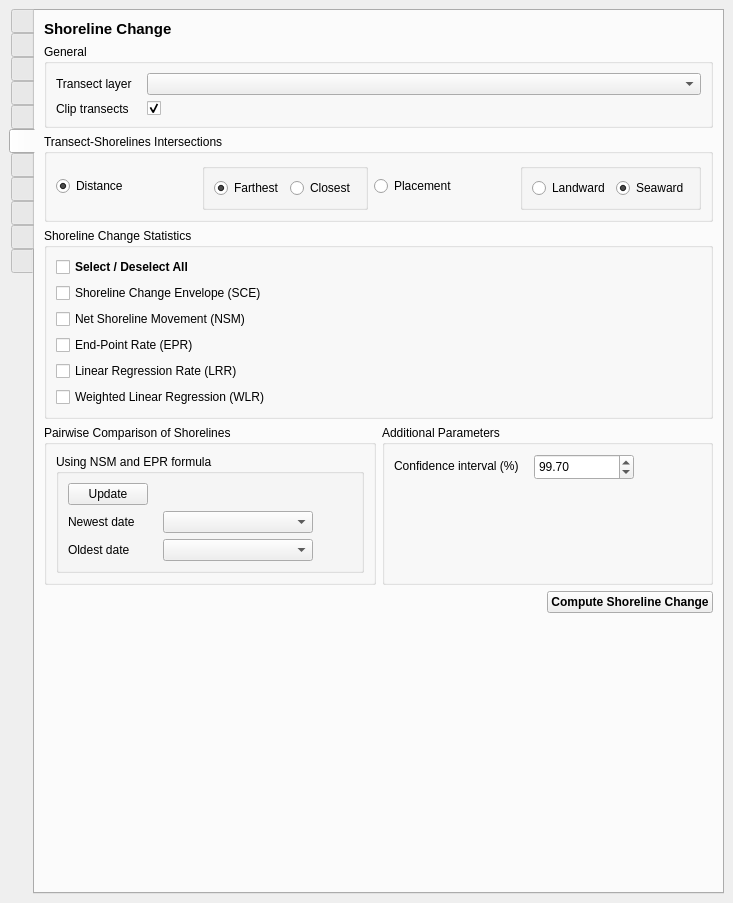
Above: qscat/qscat_dockwidget_base.ui from qscat/qscat before the change. Below: the same form after it.
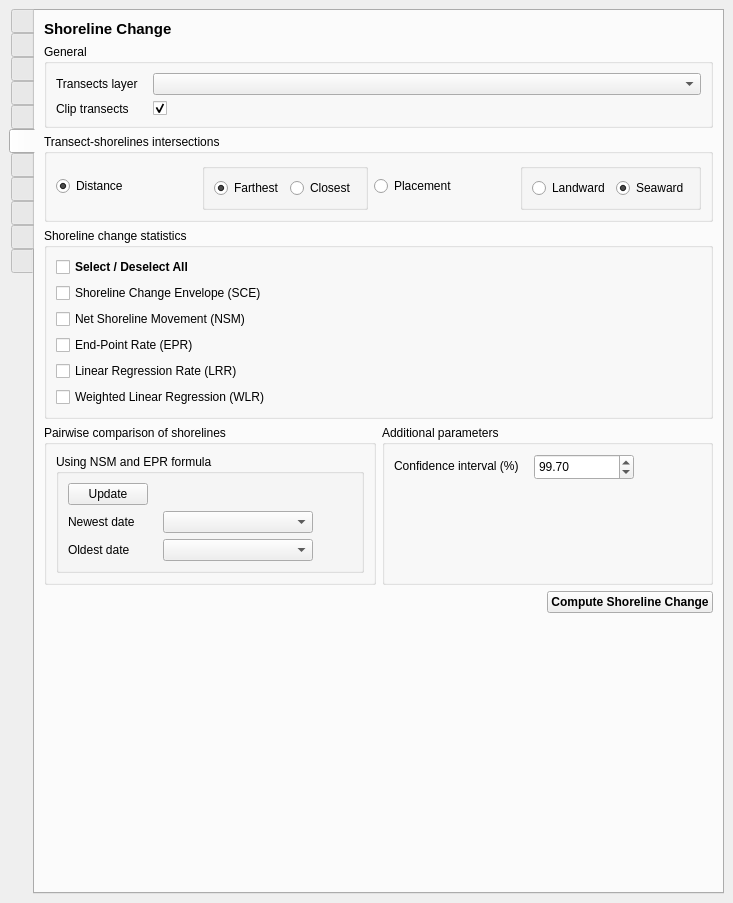
That is the form after the change. The open tabs and pages were chosen to show the change. Icons and pictures are not drawn. Custom widgets are drawn as their Qt base class.

Commit message: refactor(ui): make label consistent in casing

```diff
--- a/qscat/qscat_dockwidget_base.ui
+++ b/qscat/qscat_dockwidget_base.ui
@@ -1386,7 +1386,7 @@
            <item row="0" column="0">
             <widget class="QLabel" name="label_17">
              <property name="text">
-              <string>Transect layer</string>
+              <string>Transects layer</string>
              </property>
             </widget>
            </item>
@@ -1429,7 +1429,7 @@
            </sizepolicy>
           </property>
           <property name="title">
-           <string>Transect-Shorelines Intersections</string>
+           <string>Transect-shorelines intersections</string>
           </property>
           <layout class="QGridLayout" name="gridLayout_2">
            <item row="0" column="0">
@@ -1567,7 +1567,7 @@
            </sizepolicy>
           </property>
           <property name="title">
-           <string>Shoreline Change Statistics</string>
+           <string>Shoreline change statistics</string>
           </property>
           <layout class="QVBoxLayout" name="verticalLayout_7">
            <item>
@@ -1659,7 +1659,7 @@
              </sizepolicy>
             </property>
             <property name="title">
-             <string>Pairwise Comparison of Shorelines</string>
+             <string>Pairwise comparison of shorelines</string>
             </property>
             <layout class="QHBoxLayout" name="horizontalLayout_6">
              <item>
@@ -1745,7 +1745,7 @@
           <item>
            <widget class="QGroupBox" name="groupBox_6">
             <property name="title">
-             <string>Additional Parameters</string>
+             <string>Additional parameters</string>
             </property>
             <layout class="QFormLayout" name="formLayout_15">
              <property name="horizontalSpacing">
```
Left out of the diff: 14 changed lines with no effect on the pictures.
